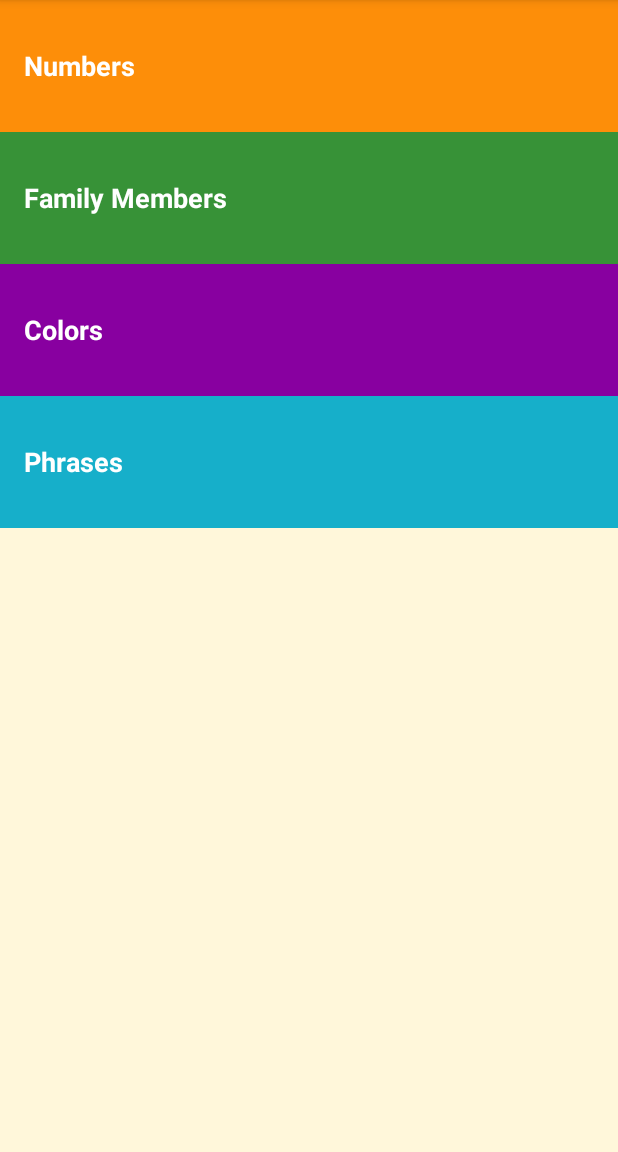
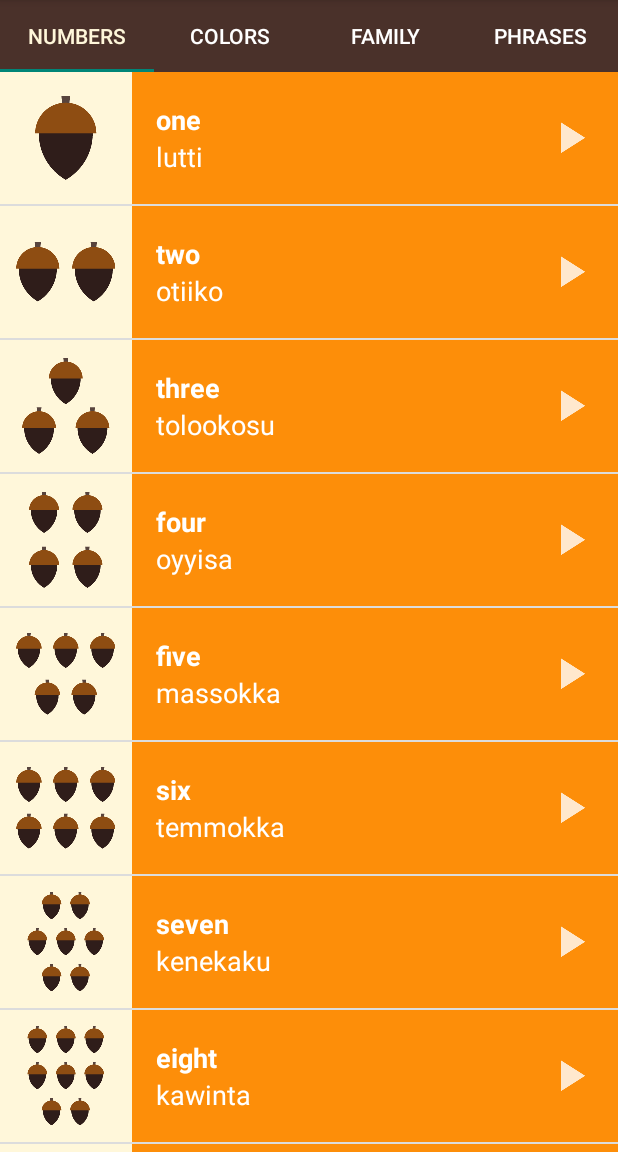
Before and after one commit to PitrsxD/MiwokApp, an Android app: the screen it shows after launch (MainActivity), on a phone screen of 412 x 824 dp, the part 84-1236 px from its top. Run offline under Robolectric (Android 15) with nearby library versions, the light colour scheme and no system bars.

Commit message:
Change of Layout
Original layout was changed on TabLayout

```diff
--- a/app/build.gradle
+++ b/app/build.gradle
@@ -10,7 +10,7 @@ android {
         minSdkVersion 17
         targetSdkVersion 27
         versionCode 1
-        versionName "1.0"
+        versionName "1.1"
     }
     buildTypes {
         release {
@@ -21,10 +21,12 @@ android {
 }
 
 dependencies {
+    implementation 'com.android.support:design:27.1.0'
     implementation 'com.android.support:appcompat-v7:27.1.0'
     implementation 'com.android.support:support-v4:27.1.0'
     compile fileTree(dir: 'libs', include: ['*.jar'])
     compile 'com.android.support.constraint:constraint-layout:1.0.2'
     testCompile 'junit:junit:4.12'
     compile 'com.android.support:appcompat-v7:27.1.0'
+    compile 'com.android.support:design:27.1.0'
 }
--- a/app/src/main/java/com/example/android/miwok/PhrasesActivity.java
+++ b/app/src/main/java/com/example/android/miwok/ColorsFragment.java
@@ -1,21 +1,20 @@
 package com.example.android.miwok;
 
+import android.support.v4.app.Fragment;
 import android.content.Context;
-import android.graphics.Color;
 import android.media.AudioManager;
 import android.media.MediaPlayer;
-import android.support.v4.content.ContextCompat;
+import android.os.Bundle;
 import android.support.v7.app.AppCompatActivity;
-import android.os.Bundle;
-import android.util.Log;
+import android.view.LayoutInflater;
 import android.view.View;
+import android.view.ViewGroup;
 import android.widget.AdapterView;
-import android.widget.LinearLayout;
 import android.widget.ListView;
 
 import java.util.ArrayList;
 
-public class PhrasesActivity extends AppCompatActivity {
+public class ColorsFragment extends Fragment {
 
     private MediaPlayer myMediaPlayer;
     private MediaPlayer.OnCompletionListener mCompletionListener = new MediaPlayer.OnCompletionListener() {
@@ -41,30 +40,27 @@ public class PhrasesActivity extends AppCompatActivity {
     };
 
     @Override
-    protected void onCreate(Bundle savedInstanceState) {
-        super.onCreate(savedInstanceState);
-        setContentView(R.layout.word_list);
+    public View onCreateView(LayoutInflater inflater, ViewGroup container, Bundle savedInstanceState) {
+        View rootView = inflater.inflate(R.layout.word_list, container, false);
 
-        //Will create array with english numbers from 1 to 10
+
         final ArrayList<Word> words = new ArrayList<>();
-        words.add(new Word("Where are you going?","minto wuksus", R.raw.phrase_where_are_you_going));
-        words.add(new Word ("What is your name?","tinnә oyaase'nә",R.raw.phrase_what_is_your_name));
-        words.add(new Word ("My name is...","oyaaset...",R.raw.phrase_my_name_is));
-        words.add(new Word ("How are you feeling?", "michәksәs?", R.raw.phrase_how_are_you_feeling));
-        words.add(new Word ("I'm feeling good.","kuchi achit",R.raw.phrase_im_feeling_good));
-        words.add(new Word ("Are you coming?","әәnәs'aa?\n",R.raw.phrase_are_you_coming));
-        words.add(new Word ("Yes, I'm coming","hәә’ әәnәm",R.raw.phrase_yes_im_coming));
-        words.add(new Word ("I'm coming.","әәnәm",R.raw.phrase_im_coming));
-        words.add(new Word ("Let's go.", "yoowutis",R.raw.phrase_lets_go));
-        words.add(new Word ("Come here.", "әnni'nem\n",R.raw.phrase_come_here));
+        words.add(new Word("red","weṭeṭṭi",R.drawable.color_red,R.raw.color_red));
+        words.add(new Word ("green","chokokki",R.drawable.color_green,R.raw.color_green));
+        words.add(new Word ("brown","ṭakaakki",R.drawable.color_brown,R.raw.color_brown));
+        words.add(new Word ("gray", "ṭopoppi",R.drawable.color_gray,R.raw.color_gray));
+        words.add(new Word ("black","kululli",R.drawable.color_black,R.raw.color_black));
+        words.add(new Word ("white","kelelli",R.drawable.color_white,R.raw.color_white));
+        words.add(new Word ("dusty yellow","ṭopiisә",R.drawable.color_dusty_yellow,R.raw.color_dusty_yellow));
+        words.add(new Word ("mustard yellow.","chiwiiṭә",R.drawable.color_mustard_yellow, R.raw.color_mustard_yellow));
 
-        WordAdapter itemsAdapter = new WordAdapter (this, words,R.color.category_phrases);
+        WordAdapter itemsAdapter = new WordAdapter (getActivity(), words, R.color.category_colors);
 
-        ListView listView = (ListView) findViewById(R.id.list);
+        ListView listView = (ListView) rootView.findViewById(R.id.list);
 
         listView.setAdapter(itemsAdapter);
 
-        myAudioManager = (AudioManager) getSystemService(Context.AUDIO_SERVICE);
+        myAudioManager = (AudioManager)getActivity().getSystemService(Context.AUDIO_SERVICE);
 
         listView.setOnItemClickListener(new AdapterView.OnItemClickListener() {
             @Override
@@ -73,16 +69,15 @@ public class PhrasesActivity extends AppCompatActivity {
                 int result = myAudioManager.requestAudioFocus(afChangeListener,AudioManager.STREAM_MUSIC,AudioManager.AUDIOFOCUS_GAIN_TRANSIENT);
                 if (result == AudioManager.AUDIOFOCUS_REQUEST_GRANTED) {
                     releaseMediaPlayer();
-                    myMediaPlayer = MediaPlayer.create(PhrasesActivity.this, word.getDefaultSound());
+                    myMediaPlayer = MediaPlayer.create(getActivity(), word.getDefaultSound());
                     myMediaPlayer.start();
                     myMediaPlayer.setOnCompletionListener(mCompletionListener);
                 }}});
-
+        return rootView;
     }
 
-
     @Override
-    protected void onStop() {
+    public void onStop() {
         super.onStop();
         releaseMediaPlayer();
     }
@@ -92,11 +87,7 @@ public class PhrasesActivity extends AppCompatActivity {
             myMediaPlayer.release();
             myMediaPlayer = null;
             myAudioManager.abandonAudioFocus(afChangeListener);
+
         }
     }
-
-
-
-
-
 }
--- a/app/src/main/java/com/example/android/miwok/MainActivity.java
+++ b/app/src/main/java/com/example/android/miwok/MainActivity.java
@@ -17,8 +17,10 @@ package com.example.android.miwok;
 
 import android.content.Intent;
 import android.os.Bundle;
+import android.support.design.widget.TabLayout;
+import android.support.v4.view.ViewPager;
 import android.support.v7.app.AppCompatActivity;
-import android.view.View;
+import android.widget.TableLayout;
 import android.widget.TextView;
 
 import org.w3c.dom.Text;
@@ -31,45 +33,18 @@ public class MainActivity extends AppCompatActivity {
 
         // Set the content of the activity to use the activity_main.xml layout file
         setContentView(R.layout.activity_main);
-        //Will find the view
-        TextView numbers = (TextView) findViewById(R.id.numbers);
-        //Will put on view "numbers" a listener
-        numbers.setOnClickListener(new View.OnClickListener() {
-            //Event where is listener activated
-            @Override
-            public void onClick(View v) {
-                //Process after activation of event
-                Intent numbersIntentActivity = new Intent(MainActivity.this,NumbersActivity.class);
-                startActivity(numbersIntentActivity);
-            }
-        });
+        // Find the view pager that will allow the user to swipe between fragments
+        ViewPager viewPager = findViewById(R.id.viewpager);
 
-        TextView colors = (TextView) findViewById(R.id.colors);
-        colors.setOnClickListener(new View.OnClickListener() {
-            @Override
-            public void onClick(View v) {
-                Intent colorsIntentActivity = new Intent (MainActivity.this, ColorsActivity.class);
-                startActivity(colorsIntentActivity);
-            }
-        });
+        // Create an adapter that knows which fragment should be shown on each page
+        SimpleFragmentPagerAdapter adapter = new SimpleFragmentPagerAdapter(getSupportFragmentManager());
 
-        TextView phrases = (TextView) findViewById(R.id.phrases);
-        phrases.setOnClickListener(new View.OnClickListener(){
-            @Override
-            public void onClick (View view){
-                Intent phrasesIntentActivity = new Intent (MainActivity.this, PhrasesActivity.class);
-                startActivity(phrasesIntentActivity);
-            }
-        });
+        // Set the adapter onto the view pager
+        viewPager.setAdapter(adapter);
 
-        TextView family = (TextView) findViewById(R.id.family);
-        family.setOnClickListener(new View.OnClickListener() {
-            @Override
-            public void onClick(View v) {
-                Intent familyIntentActivity = new Intent (MainActivity.this, FamilyActivity.class);
-                startActivity(familyIntentActivity);
-            }
-        });
+
+        TabLayout tabLayout = findViewById(R.id.tablelayout_menu);
+        tabLayout.setupWithViewPager(viewPager);
     }
 
 }
--- a/app/src/main/java/com/example/android/miwok/FamilyActivity.java
+++ b/app/src/main/java/com/example/android/miwok/NumbersFragment.java
@@ -1,18 +1,21 @@
 package com.example.android.miwok;
 
+import android.support.v4.app.Fragment;
 import android.content.Context;
 import android.media.AudioManager;
 import android.media.MediaPlayer;
+import android.os.Bundle;
 import android.support.v7.app.AppCompatActivity;
-import android.os.Bundle;
+import android.util.Log;
+import android.view.LayoutInflater;
 import android.view.View;
+import android.view.ViewGroup;
 import android.widget.AdapterView;
-import android.widget.LinearLayout;
 import android.widget.ListView;
 
 import java.util.ArrayList;
 
-public class FamilyActivity extends AppCompatActivity {
+public class NumbersFragment extends Fragment {
 
     private MediaPlayer myMediaPlayer;
     private MediaPlayer.OnCompletionListener mCompletionListener = new MediaPlayer.OnCompletionListener() {
@@ -38,28 +41,30 @@ public class FamilyActivity extends AppCompatActivity {
     };
 
     @Override
-    protected void onCreate(Bundle savedInstanceState) {
-        super.onCreate(savedInstanceState);
-        setContentView(R.layout.word_list);
+    public View onCreateView(LayoutInflater inflater, ViewGroup container, Bundle savedInstanceState) {
+        View rootView = inflater.inflate(R.layout.word_list, container, false);
+
+
+        //Will create array with english numbers from 1 to 10
         final ArrayList<Word> words = new ArrayList<>();
-        words.add(new Word("father","әpә",R.drawable.family_father,R.raw.family_father));
-        words.add(new Word ("mother","әṭa",R.drawable.family_mother,R.raw.family_mother));
-        words.add(new Word ("son","angsi",R.drawable.family_son,R.raw.family_son));
-        words.add(new Word ("daughter", "tune",R.drawable.family_daughter,R.raw.family_daughter));
-        words.add(new Word ("older brother","taachi",R.drawable.family_older_brother,R.raw.family_older_brother));
-        words.add(new Word ("younger brother","chalitti",R.drawable.family_younger_brother,R.raw.family_younger_brother));
-        words.add(new Word ("older sister","teṭe",R.drawable.family_older_sister,R.raw.family_older_sister));
-        words.add(new Word ("younger sister","kolliti",R.drawable.family_younger_sister,R.raw.family_younger_sister));
-        words.add(new Word ("grandmother","ama",R.drawable.family_grandmother,R.raw.family_grandmother));
-        words.add(new Word ("grandfather","paapa",R.drawable.family_grandfather,R.raw.family_grandfather));
+        words.add(new Word("one","lutti",R.drawable.number_one, R.raw.number_one));
+        words.add(new Word ("two","otiiko",R.drawable.number_two, R.raw.number_two));
+        words.add(new Word ("three","tolookosu",R.drawable.number_three,R.raw.number_three));
+        words.add(new Word ("four", "oyyisa",R.drawable.number_four,R.raw.number_four));
+        words.add(new Word ("five","massokka",R.drawable.number_five,R.raw.number_five));
+        words.add(new Word ("six","temmokka",R.drawable.number_six, R.raw.number_six));
+        words.add(new Word ("seven","kenekaku",R.drawable.number_seven, R.raw.number_seven));
+        words.add(new Word ("eight","kawinta",R.drawable.number_eight, R.raw.number_eight));
+        words.add(new Word ("nine", "wo'e",R.drawable.number_nine, R.raw.number_nine));
+        words.add(new Word ("ten", "na'aacha",R.drawable.number_ten, R.raw.number_ten));
 
-        WordAdapter itemsAdapter = new WordAdapter (this, words,R.color.category_family);
+        WordAdapter itemsAdapter = new WordAdapter (getActivity(), words, R.color.category_numbers);
 
-        ListView listView = (ListView) findViewById(R.id.list);
+        final ListView listView = (ListView) rootView.findViewById(R.id.list);
 
         listView.setAdapter(itemsAdapter);
 
-        myAudioManager = (AudioManager) getSystemService(Context.AUDIO_SERVICE);
+        myAudioManager = (AudioManager) getActivity().getSystemService(Context.AUDIO_SERVICE);
 
         listView.setOnItemClickListener(new AdapterView.OnItemClickListener() {
             @Override
@@ -68,14 +73,18 @@ public class FamilyActivity extends AppCompatActivity {
                 int result = myAudioManager.requestAudioFocus(afChangeListener,AudioManager.STREAM_MUSIC,AudioManager.AUDIOFOCUS_GAIN_TRANSIENT);
                 if (result == AudioManager.AUDIOFOCUS_REQUEST_GRANTED) {
                     releaseMediaPlayer();
-                    myMediaPlayer = MediaPlayer.create(FamilyActivity.this, word.getDefaultSound());
+                    Log.i("NumberActivity", "Current word" + word.toString());
+                    myMediaPlayer = MediaPlayer.create(getActivity(), word.getDefaultSound());
                     myMediaPlayer.start();
                     myMediaPlayer.setOnCompletionListener(mCompletionListener);
                 }}});
+        return rootView;
     }
 
+
+
     @Override
-    protected void onStop() {
+    public void onStop() {
         super.onStop();
         releaseMediaPlayer();
     }
@@ -88,4 +97,6 @@ public class FamilyActivity extends AppCompatActivity {
 
         }
     }
+
+
 }
--- /dev/null
+++ b/app/src/main/java/com/example/android/miwok/SimpleFragmentPagerAdapter.java
@@ -0,0 +1,41 @@
+package com.example.android.miwok;
+
+import android.support.v4.app.FragmentPagerAdapter;
+import android.support.v4.app.Fragment;
+import android.support.v4.app.FragmentManager;
+
+/**
+ * Created by pitrs on 29.03.2018.
+ */
+
+public class SimpleFragmentPagerAdapter extends FragmentPagerAdapter {
+
+    public SimpleFragmentPagerAdapter (FragmentManager fm)
+    {super(fm);}
+
+    private String tabTitles[] = new String[] { "Numbers", "Colors", "Family", "Phrases" };
+
+    @Override
+    public Fragment getItem(int position) {
+        if (position == 0 ){
+            return new NumbersFragment();
+        } else if (position == 1){
+            return new ColorsFragment();
+        } else if (position == 2){
+            return new FamilyFragment();
+        } else {
+            return new PhrasesFragment();
+        }
+    }
+
+    @Override
+    public int getCount() {
+        return 4;
+    }
+
+    @Override
+    public CharSequence getPageTitle(int position) {
+        // Generate title based on item position
+        return tabTitles[position];
+    }
+}
--- a/app/src/main/res/layout/activity_main.xml
+++ b/app/src/main/res/layout/activity_main.xml
@@ -13,58 +13,28 @@
      See the License for the specific language governing permissions and
      limitations under the License.
 -->
-<LinearLayout
-    xmlns:android="http://schemas.android.com/apk/res/android"
+<LinearLayout xmlns:android="http://schemas.android.com/apk/res/android"
     xmlns:tools="http://schemas.android.com/tools"
+    xmlns:app="http://schemas.android.com/apk/res-auto"
+    android:id="@+id/container"
     android:layout_width="match_parent"
     android:layout_height="match_parent"
-    android:background="@color/tan_background"
     android:orientation="vertical"
     tools:context="com.example.android.miwok.MainActivity">
 
-
-<FrameLayout
-    android:layout_width="match_parent"
-    android:layout_height="wrap_content"
-    android:background="@color/category_numbers">
-    <TextView
-        android:id="@+id/numbers"
-        style="@style/CategoryStyle"
-        android:background="?android:attr/selectableItemBackground"
-        android:text="@string/category_numbers" />
-</FrameLayout>
-
-    <FrameLayout
+    <android.support.design.widget.TabLayout
+        android:id="@+id/tablelayout_menu"
         android:layout_width="match_parent"
         android:layout_height="wrap_content"
-        android:background="@color/category_family">
-    <TextView
-        android:id="@+id/family"
-        style="@style/CategoryStyle"
-        android:background="?android:attr/selectableItemBackground"
-        android:text="@string/category_family" />
-    </FrameLayout>
+        android:background="@color/primary_color"
+        app:tabTextColor="@color/white"
+        app:tabSelectedTextColor="@color/selected_white"
+        app:tabMode="fixed"
+        />
 
-    <FrameLayout
+    <android.support.v4.view.ViewPager
+        android:id="@+id/viewpager"
         android:layout_width="match_parent"
-        android:layout_height="wrap_content"
-        android:background="@color/category_colors">
-    <TextView
-        android:id="@+id/colors"
-        style="@style/CategoryStyle"
-        android:background="?android:attr/selectableItemBackground"
-        android:text="@string/category_colors" />
-    </FrameLayout>
-
-    <FrameLayout
-        android:layout_width="match_parent"
-        android:layout_height="wrap_content"
-        android:background="@color/category_phrases">
-    <TextView
-        android:id="@+id/phrases"
-        style="@style/CategoryStyle"
-        android:background="?android:attr/selectableItemBackground"
-        android:text="@string/category_phrases" />
-    </FrameLayout>
+        android:layout_height="match_parent" />
 
 </LinearLayout>
--- a/app/src/main/res/layout/word_list.xml
+++ b/app/src/main/res/layout/word_list.xml
@@ -1,9 +1,17 @@
 <?xml version="1.0" encoding="utf-8"?>
-<ListView xmlns:android="http://schemas.android.com/apk/res/android"
+<FrameLayout xmlns:android="http://schemas.android.com/apk/res/android"
 xmlns:tools="http://schemas.android.com/tools"
+android:layout_width="match_parent"
+android:layout_height="match_parent"
+    android:background="?android:attr/selectableItemBackground"
+tools:context="com.example.android.miwok.MainActivity">
+
+    <ListView
         android:id="@+id/list"
         android:orientation="vertical"
         android:layout_width="match_parent"
         android:layout_height="match_parent"
         android:drawSelectorOnTop="true"
         />
+
+</FrameLayout>
--- a/app/src/main/res/values/colors.xml
+++ b/app/src/main/res/values/colors.xml
@@ -34,4 +34,7 @@
 
     <!-- Background color for the phrases category -->
     <color name="category_phrases">#16AFCA</color>
+
+    <color name="white">#FFFFFF</color>
+    <color name="selected_white">#FFF7DA</color>
 </resources>
```
Also changed, not shown: app/src/main/AndroidManifest.xml (+0 -12 lines), app/src/main/java/com/example/android/miwok/FamilyFragment.java (renamed from app/src/main/java/com/example/android/miwok/NumbersActivity.java, +25 -26 lines), app/src/main/java/com/example/android/miwok/PhrasesFragment.java (renamed from app/src/main/java/com/example/android/miwok/ColorsActivity.java, +31 -22 lines). Lines whose indentation alone changed are shown as unchanged.
